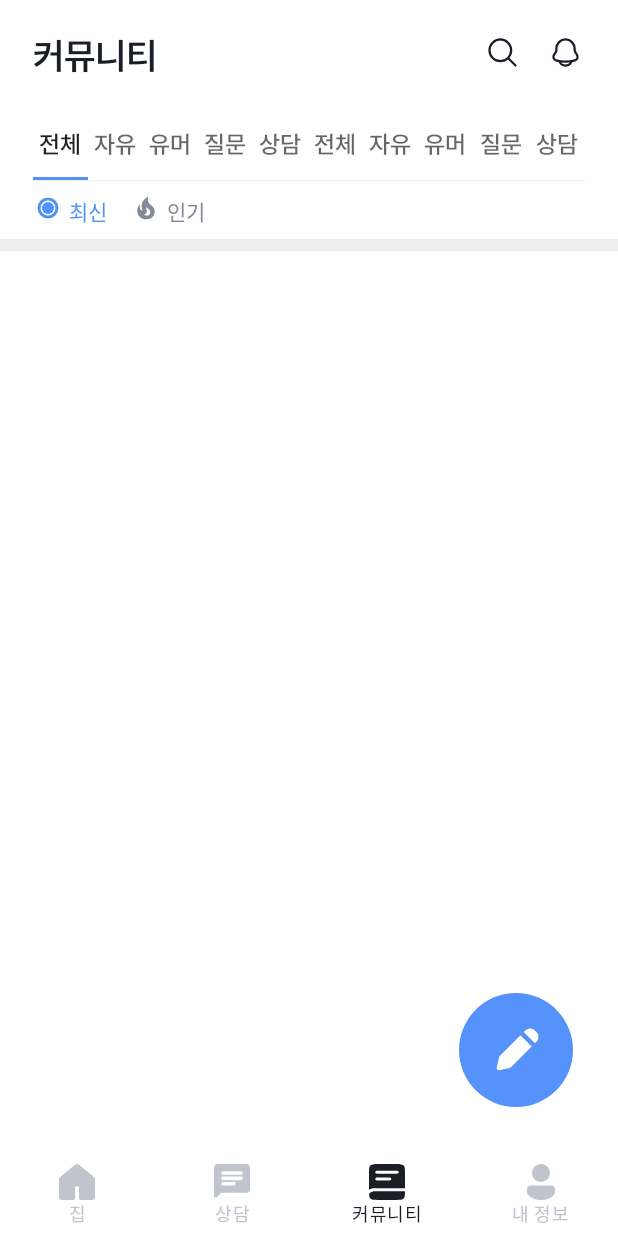
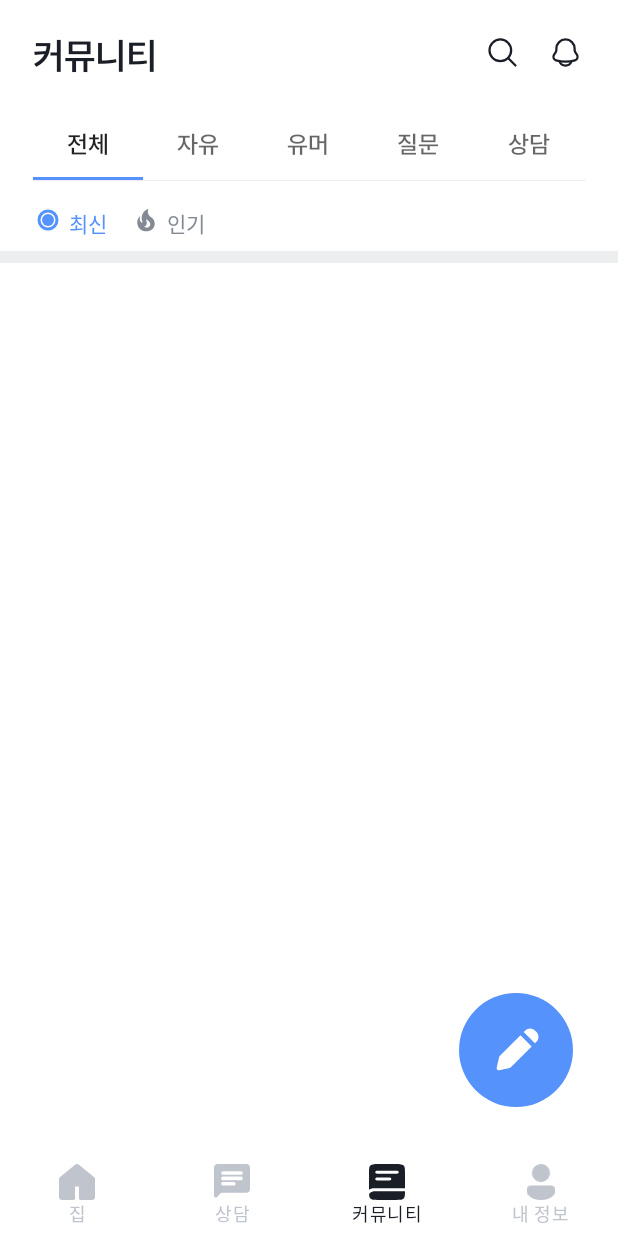
Before and after one commit to ryujisung/zibro, an Android app: the screen it shows after launch (MainActivity), item 3 of the bottom bar chosen, on a phone screen of 412 x 824 dp. Run offline under Robolectric (Android 15) with nearby library versions, the phone set to English and light mode, and no system bars; our stand-ins replace Firebase (no records; nobody signed in at launch, a user with empty details on screens opened directly), data binding.

```diff
--- /dev/null
+++ b/app/src/main/java/com/example/zibro/model/Comment.kt
@@ -0,0 +1,8 @@
+package com.example.zibro.model
+
+data class Comment(
+    val good: Int=0,
+    val content: String = "",
+    val time: String = "",
+    val username: String = ""
+)
--- a/app/src/main/java/com/example/zibro/ui/my/MyFragment.kt
+++ b/app/src/main/java/com/example/zibro/ui/my/MyFragment.kt
@@ -33,7 +33,7 @@ class MyFragment: BaseFragment<FragmentMyBinding>(R.layout.fragment_my) {
 
                 val friend = documents.toObjects(Friend::class.java)
                 binding.nickname = friend[0].name
-                binding.state = friend[0].state
+                binding.state = friend[0].email
             }
         binding.myTxtLogout.setOnClickListener {
             val intent = Intent(context, LoginActivity::class.java)
--- a/app/src/main/res/layout/fragment_community.xml
+++ b/app/src/main/res/layout/fragment_community.xml
@@ -68,27 +68,7 @@
                 app:tabIndicatorGravity="bottom"
                 android:background="@drawable/tab_background">
 
-                <com.google.android.material.tabs.TabItem
-                    android:layout_width="wrap_content"
-                    android:layout_height="wrap_content"
-                    android:text="전체" />
 
-                <com.google.android.material.tabs.TabItem
-                    android:layout_width="wrap_content"
-                    android:layout_height="wrap_content"
-                    android:text="자유"/>
-                <com.google.android.material.tabs.TabItem
-                    android:layout_width="wrap_content"
-                    android:layout_height="wrap_content"
-                    android:text="유머"/>
-                <com.google.android.material.tabs.TabItem
-                    android:layout_width="wrap_content"
-                    android:layout_height="wrap_content"
-                    android:text="질문"/>
-                <com.google.android.material.tabs.TabItem
-                    android:layout_width="wrap_content"
-                    android:layout_height="wrap_content"
-                    android:text="상담"/>
 
             </com.google.android.material.tabs.TabLayout>
 
@@ -96,7 +76,8 @@
                 android:layout_width="wrap_content"
                 android:layout_height="wrap_content"
                 android:orientation="horizontal"
-                android:layout_marginTop="8dp">
+                android:layout_marginTop="16dp"
+                android:layout_marginEnd="16dp">
 
                 <ImageView
                     android:layout_width="wrap_content"
```
